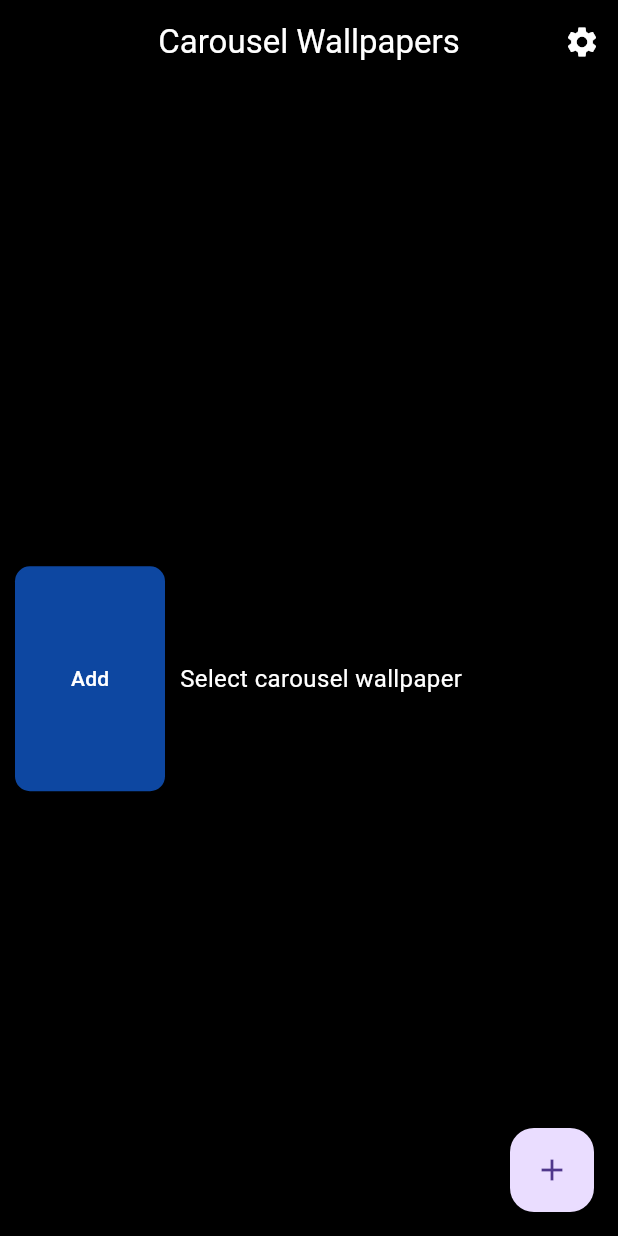
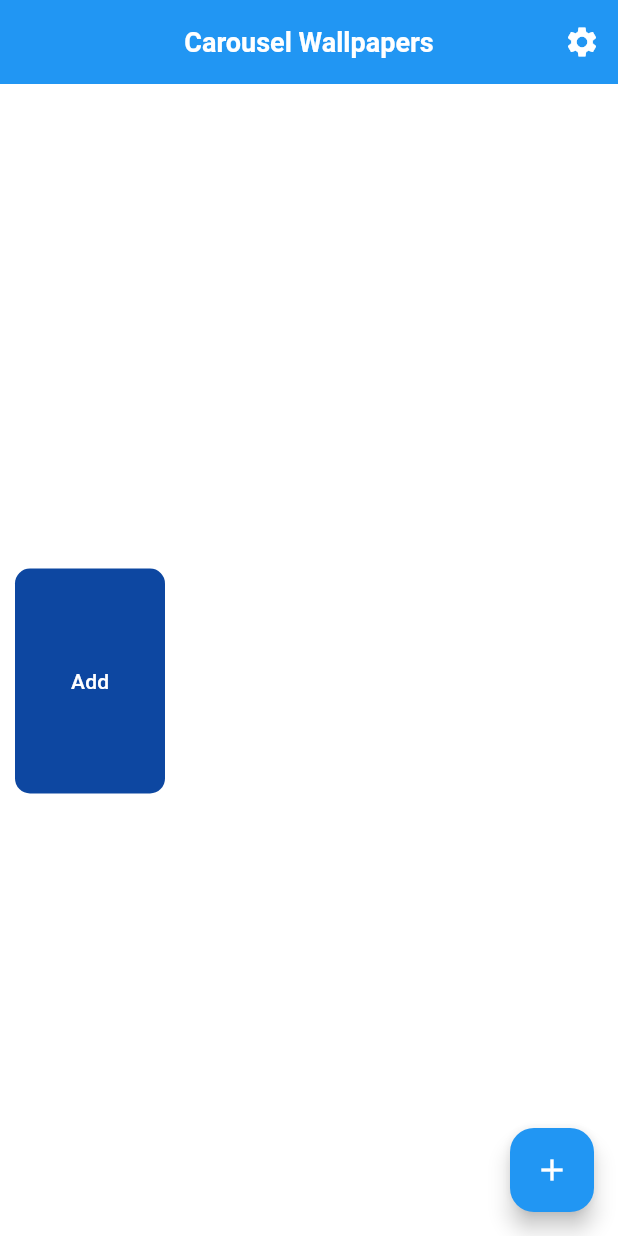
Before and after one commit to bishnu3238/carousel, a Flutter app: the screen it shows after launch, on a phone screen of 412 x 824 dp. Run offline on Flutter 3.47's test engine with Material 3 defaults, Android fonts, the light colour scheme and no system bars; our stand-ins replace dartz, equatable, get_it, go_router, image_cropper, image_picker and 2 more.

Commit message:
github upload

```diff
--- /dev/null
+++ b/lib/carousel.dart
@@ -0,0 +1,42 @@
+import 'package:carousel/routes.dart';
+import 'package:flutter/material.dart';
+import 'package:provider/provider.dart';
+
+import 'core/di/injection_container.dart';
+import 'core/state/wallpaper_provider.dart';
+import 'core/util/app_constants.dart';
+import 'features/carousel/presentation/state/home_provider.dart';
+import 'features/carousel/presentation/state/image_selection_state.dart';
+import 'features/carousel/presentation/state/settings_provider.dart';
+import 'theme/theme_manager.dart';
+
+class Carousel extends StatelessWidget {
+  const Carousel({super.key});
+
+  @override
+  Widget build(BuildContext context) {
+    return MultiProvider(
+      providers: [
+        ChangeNotifierProvider(create: (_) => sl<ThemeManager>()),
+        ChangeNotifierProvider(create: (_) => sl<HomePageProvider>()),
+        ChangeNotifierProvider(create: (_) => sl<WallpaperProvider>()),
+        ChangeNotifierProvider(create: (_) => sl<ImageSelectionState>()),
+        ChangeNotifierProvider(create: (_) => sl<SettingsProvider>()),
+      ],
+      child: Builder(
+        builder: (context) {
+          return Consumer<ThemeManager>(
+            builder: (context, themeManager, _) {
+              return MaterialApp.router(
+                debugShowCheckedModeBanner: false,
+                theme: themeManager.themeData, // Use the dynamic theme
+                title: AppConstants.appTitle,
+                routerConfig: router,
+              );
+            },
+          );
+        },
+      ),
+    );
+  }
+}
--- a/lib/core/di/injection_container.dart
+++ b/lib/core/di/injection_container.dart
@@ -10,6 +10,7 @@ import '../../features/carousel/data/repositories/wallpaper_repository_impl.dart
 import '../../features/carousel/domain/repositories/wallpaper_repository.dart';
 import '../../features/carousel/domain/usecases/wallpaper_usecase.dart';
 import '../../features/carousel/presentation/state/image_selection_state.dart';
+import '../../theme/theme_manager.dart';
 import '../services/image_click_service.dart';
 import '../services/platform_service.dart';
 import '../state/wallpaper_provider.dart';
@@ -27,6 +28,8 @@ Future<void> init() async {
   // Service
   sl.registerLazySingleton(() => PlatformService());
   sl.registerLazySingleton(() => ImageClickService(picker: picker));
+
+  sl.registerLazySingleton<ThemeManager>(() => ThemeManager());
 
   // Data sources
   sl.registerLazySingleton<WallpaperLocalDataSource>(
--- a/lib/features/carousel/presentation/widgets/edit_mode_actions.dart
+++ b/lib/features/carousel/presentation/widgets/edit_mode_actions.dart
@@ -13,8 +13,7 @@ class EditModeActions extends StatelessWidget {
     return Consumer<HomePageProvider>(
       builder: (context, homePageProvider, child) {
         var wallpapers = context.read<WallpaperProvider>().wallpapers;
-        return Padding(
-          padding: const EdgeInsets.only(top: 15, bottom: 10, right: 10),
+        return Card(
           child: Align(
             alignment: Alignment.topRight,
             child: homePageProvider.isEditing
@@ -26,7 +25,7 @@ class EditModeActions extends StatelessWidget {
                         onPressed: () => homePageProvider.setIsEditing(false),
                         child: const Text(
                           'Cancel',
-                          style: TextStyle(color: Colors.blue),
+                          // style: TextStyle(color: Colors.blue),
                         ),
                       ),
                       Text(
@@ -38,7 +37,7 @@ class EditModeActions extends StatelessWidget {
                         onChanged: homePageProvider.setIsSelectAll,
                         child: const Text(
                           'Select All',
-                          style: TextStyle(color: Colors.white),
+                          // style: TextStyle(color: Colors.white),
                         ),
                       ),
                     ],
@@ -53,13 +52,12 @@ class EditModeActions extends StatelessWidget {
                           children: [
                             Text(
                               'Wallpaper Select: (${wallpapers.length}/${AppConstants.wallpaperLimit})',
-                              style: const TextStyle(color: Colors.white),
                             ),
                             TextButton(
                               onPressed: () => homePageProvider.setIsEditing(true),
                               child: const Text(
                                 'Edit',
-                                style: TextStyle(color: Colors.white),
+                                // style: TextStyle(color: Colors.white),
                               ),
                             ),
                           ],
--- a/lib/features/carousel/presentation/widgets/home_app_bar.dart
+++ b/lib/features/carousel/presentation/widgets/home_app_bar.dart
@@ -12,7 +12,6 @@ class HomeAppBar extends StatelessWidget implements PreferredSizeWidget {
         style: TextStyle(color: Colors.white),
       ),
       centerTitle: true,
-      backgroundColor: Colors.black,
       iconTheme: const IconThemeData(color: Colors.white),
       actions: [
         IconButton(
--- a/lib/features/carousel/presentation/widgets/wave_painter.dart
+++ b/lib/features/carousel/presentation/widgets/wave_painter.dart
@@ -1,4 +1,3 @@
-import 'dart:ui' as ui;
 import 'package:flutter/material.dart';
 
 class WavePainter extends CustomPainter {
@@ -13,7 +12,7 @@ class WavePainter extends CustomPainter {
       ..style = PaintingStyle.fill;
 
     final paint3 = Paint()
-      ..color = Colors.blue.withOpacity(0.5)
+      ..color = Colors.blue.withValues(alpha: 0.5)
       ..style = PaintingStyle.fill;
 
     final path1 = Path()
--- /dev/null
+++ b/lib/theme/app_theme.dart
@@ -0,0 +1,53 @@
+import 'package:flutter/material.dart';
+
+class AppThemes {
+  /// Light theme configuration
+  static final ThemeData lightTheme = ThemeData(
+    brightness: Brightness.light,
+    primaryColor: const Color(0x1F08EDFF),
+    scaffoldBackgroundColor: Colors.white,
+    appBarTheme: const AppBarTheme(
+      color: Colors.blue,
+      elevation: 0,
+      titleTextStyle:
+          TextStyle(color: Colors.white, fontSize: 18, fontWeight: FontWeight.bold),
+    ),
+    textTheme: const TextTheme(
+      bodyLarge: TextStyle(color: Colors.black),
+      bodyMedium: TextStyle(color: Colors.black87),
+    ),
+    floatingActionButtonTheme: const FloatingActionButtonThemeData(
+      backgroundColor: Colors.blue,
+      foregroundColor: Colors.white,
+    ),
+    buttonTheme: const ButtonThemeData(
+      buttonColor: Colors.blue,
+      textTheme: ButtonTextTheme.primary,
+    ),
+  );
+
+  /// Dark theme configuration
+  static final ThemeData darkTheme = ThemeData(
+    brightness: Brightness.dark,
+    primaryColor: Colors.blueGrey[800],
+    scaffoldBackgroundColor: Colors.black,
+    appBarTheme: const AppBarTheme(
+      color: Colors.deepPurple,
+      elevation: 0,
+      titleTextStyle:
+          TextStyle(color: Colors.white, fontSize: 18, fontWeight: FontWeight.bold),
+    ),
+    textTheme: const TextTheme(
+      bodyLarge: TextStyle(color: Colors.white),
+      bodyMedium: TextStyle(color: Colors.white70),
+    ),
+    floatingActionButtonTheme: const FloatingActionButtonThemeData(
+      backgroundColor: Colors.deepPurple,
+      foregroundColor: Colors.white,
+    ),
+    buttonTheme: const ButtonThemeData(
+      buttonColor: Colors.deepPurple,
+      textTheme: ButtonTextTheme.primary,
+    ),
+  );
+}
--- /dev/null
+++ b/lib/theme/theme_manager.dart
@@ -0,0 +1,29 @@
+import 'package:flutter/material.dart';
+
+import 'app_theme.dart';
+
+class ThemeManager extends ChangeNotifier {
+  bool _isDarkMode = false; // Tracks the current theme mode
+
+  ThemeManager({bool isDarkMode = false}) {
+    _isDarkMode = isDarkMode;
+  }
+
+  /// Get the current theme mode
+  bool get isDarkMode => _isDarkMode;
+
+  /// Get the current theme data
+  ThemeData get themeData => _isDarkMode ? AppThemes.darkTheme : AppThemes.lightTheme;
+
+  /// Toggle between light and dark themes
+  void toggleTheme() {
+    _isDarkMode = !_isDarkMode;
+    notifyListeners();
+  }
+
+  /// Set a specific theme mode
+  void setTheme(bool isDark) {
+    _isDarkMode = isDark;
+    notifyListeners();
+  }
+}
```
Also changed, not shown: lib/features/carousel/presentation/pages/home_page.dart (+15 -8 lines), lib/features/carousel/presentation/pages/settings_page.dart (+9 -1 lines), lib/features/carousel/presentation/widgets/wallpaper_grid.dart (+42 -25 lines), lib/main.dart (+2 -14 lines), 5 other files.
